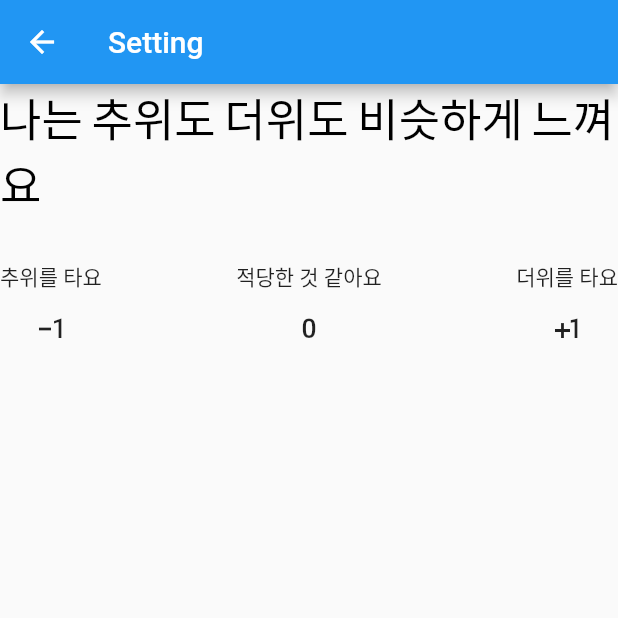
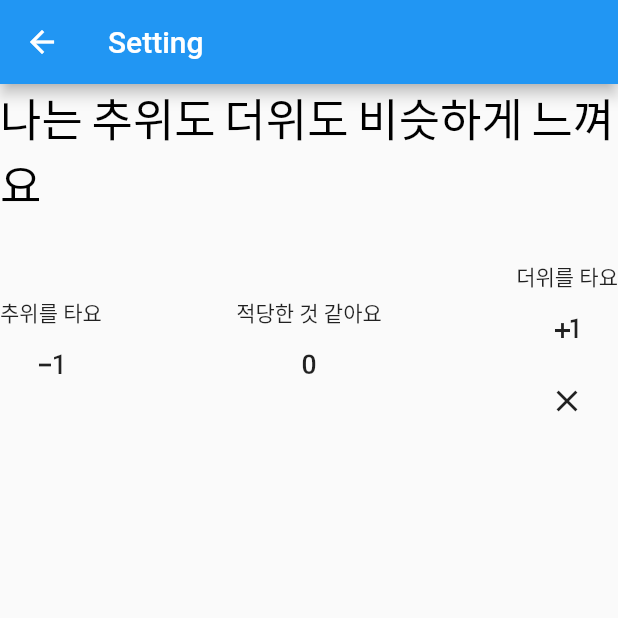
Before and after one commit to yeahjin/Project_ohmycloth, a Flutter app: the settings screen opened by its route, on a phone screen of 412 x 824 dp, the top half of it. Run offline on Flutter 3.47's test engine with Material 2 defaults, Android fonts, the phone set to English and light mode, and no system bars; our stand-ins replace cloud_firestore, firebase_auth, firebase_core, flutter_svg, geolocator, google_fonts and 3 more; accounts and stored records are empty.

Commit message:
필요 없는 코드 삭제

```diff
--- a/Neohtgollajo/lib/screens/settings.dart
+++ b/Neohtgollajo/lib/screens/settings.dart
@@ -45,9 +45,7 @@ class _settingsState extends State<settings> {
                       fontSize: 30.0,
                       fontWeight: FontWeight.w300,
                       color: Colors.black),
-
                 ),
-
                 SizedBox(
                   height: 30.0,
                 ),
@@ -88,12 +86,20 @@ class _settingsState extends State<settings> {
                               coldorhot = 1;
                               getcondition(coldorhot);
                             },
-                            icon: Icon(Icons.plus_one))
+                            icon: Icon(Icons.plus_one)),
+                        IconButton(
+                            icon: Icon(Icons.close),
+                            onPressed: () {
+                              // _auth.signOut();
+                              // Navigator.pop(context);
+                              // logout();
+                              //   getMessages();
+                              //Implement logout functionality
+                            }),
                       ],
                     ),
                   ],
                 ),
-
               ],
             )
           ],
```
Also changed, not shown: Neohtgollajo/lib/screens/loading2.dart (deleted, +0 -69 lines), Neohtgollajo/lib/screens/recommend_cloth.dart (deleted, +0 -201 lines).
